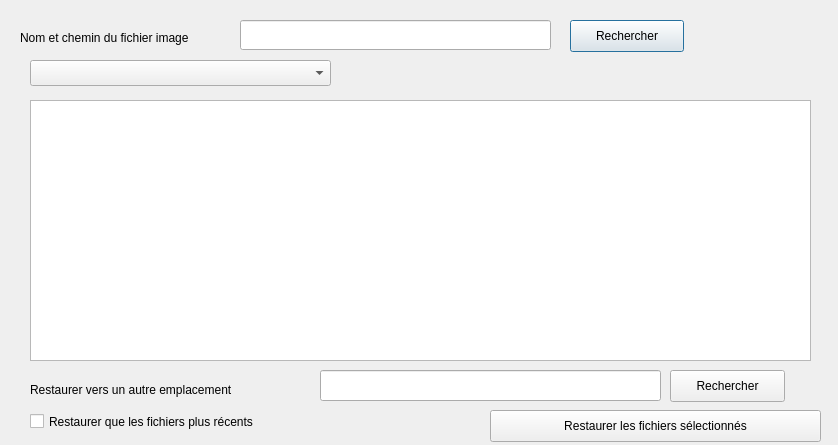
Qt form dialoglistimage.ui (stefsg77/qtMirror) before a commit.
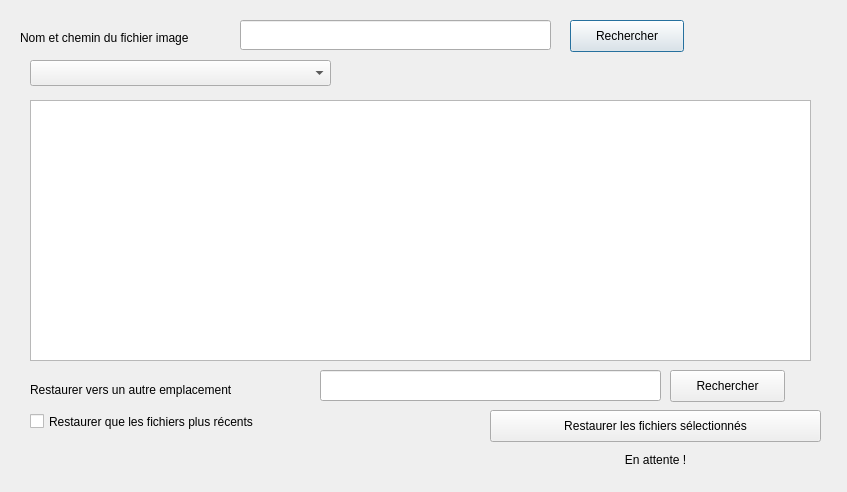
The same form after that commit.

```diff
--- a/dialoglistimage.ui
+++ b/dialoglistimage.ui
@@ -6,8 +6,8 @@
    <rect>
     <x>0</x>
     <y>0</y>
-    <width>838</width>
-    <height>445</height>
+    <width>847</width>
+    <height>492</height>
    </rect>
   </property>
   <property name="windowTitle">
@@ -153,6 +153,22 @@
     <string>Restaurer que les fichiers plus récents</string>
    </property>
   </widget>
+  <widget class="QLabel" name="label_3">
+   <property name="geometry">
+    <rect>
+     <x>490</x>
+     <y>450</y>
+     <width>331</width>
+     <height>20</height>
+    </rect>
+   </property>
+   <property name="text">
+    <string>En attente !</string>
+   </property>
+   <property name="alignment">
+    <set>Qt::AlignmentFlag::AlignCenter</set>
+   </property>
+  </widget>
  </widget>
  <resources/>
  <connections>
```
